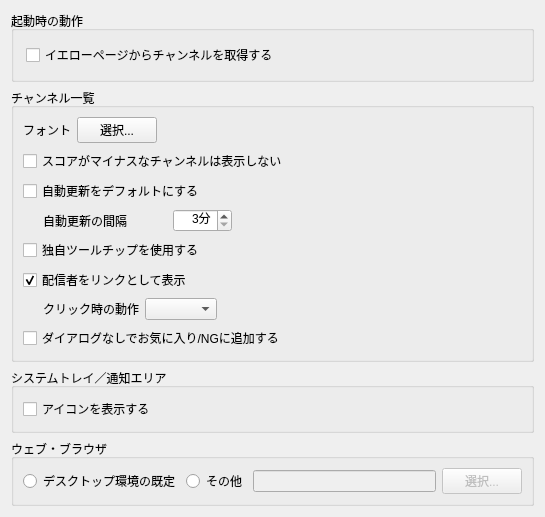
Before: the Qt Designer form src/generalwidget.ui in At-sushi/QPeerCastYP, drawn with Qt 5.
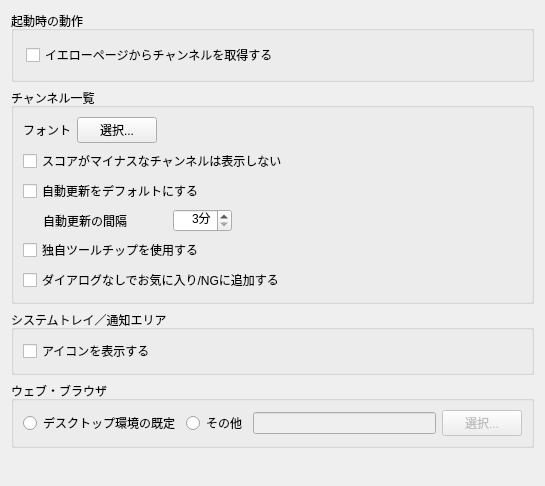
After: the same form once the commit is applied.

Commit message: 配信者をリンクにする設定を削除した

Patch:
```diff
--- a/src/generalwidget.ui
+++ b/src/generalwidget.ui
@@ -177,50 +177,6 @@
         </property>
        </widget>
       </item>
-      <item>
-       <widget class="QCheckBox" name="linkEnabledCheckBox">
-        <property name="text">
-         <string>配信者をリンクとして表示</string>
-        </property>
-        <property name="checked">
-         <bool>true</bool>
-        </property>
-       </widget>
-      </item>
-      <item>
-       <layout class="QHBoxLayout" name="horizontalLayout">
-        <item>
-         <widget class="QLabel" name="label_2">
-          <property name="text">
-           <string>クリック時の動作</string>
-          </property>
-          <property name="indent">
-           <number>20</number>
-          </property>
-         </widget>
-        </item>
-        <item>
-         <widget class="QComboBox" name="linkTypeComboBox">
-          <property name="enabled">
-           <bool>true</bool>
-          </property>
-         </widget>
-        </item>
-        <item>
-         <spacer>
-          <property name="orientation">
-           <enum>Qt::Horizontal</enum>
-          </property>
-          <property name="sizeHint" stdset="0">
-           <size>
-            <width>40</width>
-            <height>20</height>
-           </size>
-          </property>
-         </spacer>
-        </item>
-       </layout>
-      </item>
       <item>
        <widget class="QCheckBox" name="addToFavoritesQuietlyCheckBox">
         <property name="text">
```
Left out of the diff: 16 changed lines with no effect on the pictures. The commit also changes 2 other files.
